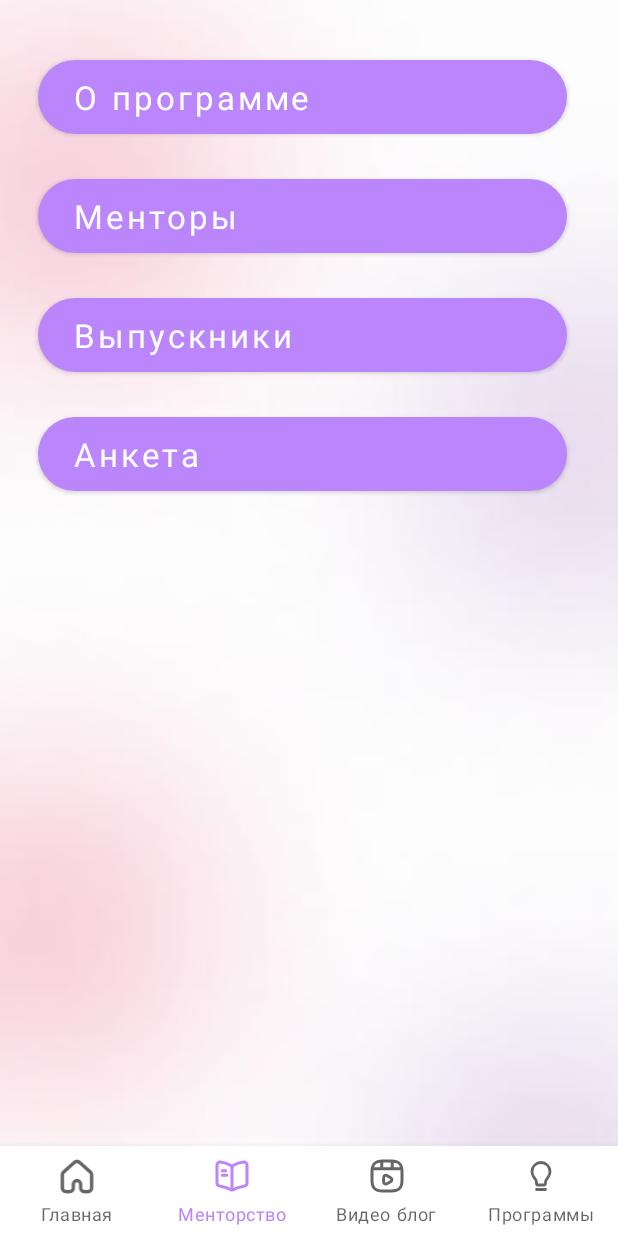
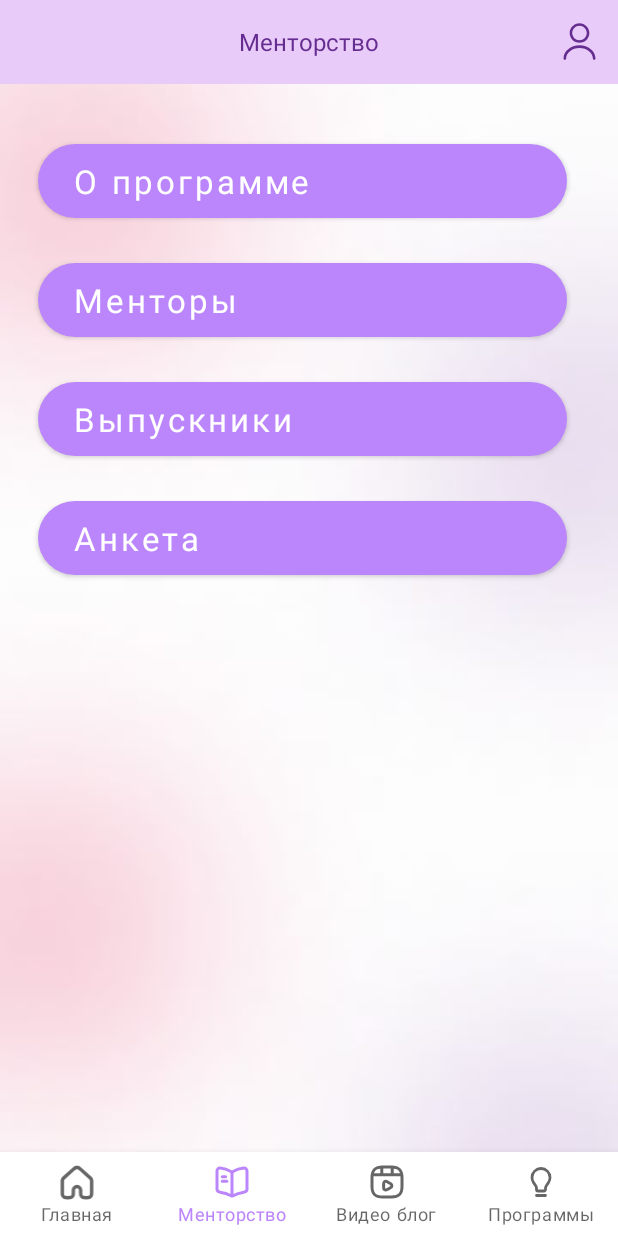
Before and after one commit to arstanrakhmat/girls-for-girls, an Android app: the MainActivity screen opened directly, with no data from a screen before it, item 2 of the bottom bar chosen, on a phone screen of 412 x 824 dp. Run offline under Robolectric (Android 15) with nearby library versions, the phone set to English and light mode, and no system bars; our stand-ins replace navigation-ui; pictures from the network do not load; Roboto replaces fonts that are not available here; 1 statement that could not run was skipped.

Commit message:
Appbar and User fragments added

```diff
--- a/app/src/main/java/com/example/girls4girls/presentation/MainActivity.kt
+++ b/app/src/main/java/com/example/girls4girls/presentation/MainActivity.kt
@@ -1,15 +1,18 @@
 package com.example.girls4girls.presentation
 
 import android.content.pm.ActivityInfo
-import android.media.VolumeShaper
 import androidx.appcompat.app.AppCompatActivity
 import android.os.Bundle
+import android.view.Menu
+import android.view.MenuItem
 import android.view.View
+import androidx.appcompat.widget.Toolbar
 import androidx.navigation.NavController
 import androidx.navigation.NavDestination
 import androidx.navigation.fragment.NavHostFragment
 import androidx.navigation.findNavController
-import androidx.navigation.ui.NavigationUI
+import androidx.navigation.ui.onNavDestinationSelected
+import androidx.navigation.ui.setupActionBarWithNavController
 import androidx.navigation.ui.setupWithNavController
 import com.example.girls4girls.R
 import com.example.girls4girls.databinding.ActivityMainBinding
@@ -19,6 +22,7 @@ class MainActivity : AppCompatActivity() {
     private lateinit var binding: ActivityMainBinding
     private lateinit var navController: NavController
     private lateinit var bottomNavFragments: List<Int>
+    private lateinit var toolbar: Toolbar
 
     override fun onCreate(savedInstanceState: Bundle?) {
         super.onCreate(savedInstanceState)
@@ -31,13 +35,20 @@ class MainActivity : AppCompatActivity() {
         navController = navHostFragment.navController
         bottomNavigationView.setupWithNavController(navController)
 
-        bottomNavFragments = listOf(R.id.homeFragment,
+        //Toolbar
+        toolbar = binding.appbar
+        setSupportActionBar(toolbar)
+        setupActionBarWithNavController(navController)
+
+        bottomNavFragments = listOf(
+            R.id.homeFragment,
             R.id.mentorshipFragment,
             R.id.trainingsListFragment,
-            R.id.videoblogsListFragment)
+            R.id.videoblogsListFragment
+        )
 
         navController.addOnDestinationChangedListener { _, nd: NavDestination, _ ->
-            if (nd.id in bottomNavFragments){
+            if (nd.id in bottomNavFragments) {
                 binding.bottomNavigationView.visibility = View.VISIBLE
                 supportActionBar?.setDisplayHomeAsUpEnabled(false)
             } else {
@@ -47,8 +58,18 @@ class MainActivity : AppCompatActivity() {
         }
 
     }
-    override fun onBackPressed(){
-        if (resources?.configuration?.orientation == LANDSCAPE_SCREEN_ID){
+
+    override fun onCreateOptionsMenu(menu: Menu?): Boolean {
+        menuInflater.inflate(R.menu.toolbar_menu, menu)
+        return true
+    }
+
+    override fun onOptionsItemSelected(item: MenuItem): Boolean {
+        return item.onNavDestinationSelected(navController) || super.onOptionsItemSelected(item)
+    }
+
+    override fun onBackPressed() {
+        if (resources?.configuration?.orientation == LANDSCAPE_SCREEN_ID) {
             requestedOrientation = ActivityInfo.SCREEN_ORIENTATION_PORTRAIT
         } else {
             super.onBackPressed()
--- a/app/src/main/res/layout/activity_main.xml
+++ b/app/src/main/res/layout/activity_main.xml
@@ -7,23 +7,38 @@
     android:background="@drawable/background"
     tools:context=".presentation.MainActivity">
 
+    <com.google.android.material.appbar.MaterialToolbar
+        android:id="@+id/appbar"
+        android:layout_width="match_parent"
+        android:layout_height="?attr/actionBarSize"
+        android:background="#E8CBF8"
+        app:layout_constraintEnd_toEndOf="parent"
+        app:layout_constraintStart_toStartOf="parent"
+        app:layout_constraintTop_toTopOf="parent"
+        app:titleCentered="true"
+        app:titleTextAppearance="@style/ToolbarStyle"
+        app:titleTextColor="#662D91" />
+
     <androidx.fragment.app.FragmentContainerView
         android:id="@+id/fragmentContainer"
-        android:layout_width="match_parent"
-        android:layout_height="match_parent"
         android:name="androidx.navigation.fragment.NavHostFragment"
-        app:navGraph="@navigation/nav_graph"
+        android:layout_width="0dp"
+        android:layout_height="0dp"
         app:defaultNavHost="true"
-        />
+        app:layout_constraintBottom_toTopOf="@+id/bottomNavigationView"
+        app:layout_constraintEnd_toEndOf="parent"
+        app:layout_constraintStart_toStartOf="parent"
+        app:layout_constraintTop_toBottomOf="@+id/appbar"
+        app:navGraph="@navigation/nav_graph" />
 
     <com.google.android.material.bottomnavigation.BottomNavigationView
         android:id="@+id/bottomNavigationView"
         android:layout_width="0dp"
-        android:layout_height="60dp"
+        android:layout_height="wrap_content"
+        app:labelVisibilityMode="labeled"
         app:layout_constraintBottom_toBottomOf="parent"
         app:layout_constraintEnd_toEndOf="parent"
         app:layout_constraintStart_toStartOf="parent"
-        app:labelVisibilityMode="labeled"
-        app:menu="@menu/bottom_nav"/>
+        app:menu="@menu/bottom_nav" />
 
 </androidx.constraintlayout.widget.ConstraintLayout>
--- a/app/src/main/res/layout/fragment_videoblog.xml
+++ b/app/src/main/res/layout/fragment_videoblog.xml
@@ -5,7 +5,6 @@
     android:layout_width="match_parent"
     android:layout_height="match_parent"
     tools:context=".presentation.videoblog.VideoblogFragment">
-
 
     <com.pierfrancescosoffritti.androidyoutubeplayer.core.player.views.YouTubePlayerView
         android:id="@+id/player"
--- /dev/null
+++ b/app/src/main/res/menu/toolbar_menu.xml
@@ -0,0 +1,10 @@
+<?xml version="1.0" encoding="utf-8"?>
+<menu xmlns:android="http://schemas.android.com/apk/res/android"
+    xmlns:app="http://schemas.android.com/apk/res-auto">
+
+    <item
+        android:id="@+id/user_navigation"
+        android:icon="@drawable/user_icon"
+        android:title="@string/user"
+        app:showAsAction="always" />
+</menu>
--- a/app/src/main/res/navigation/home_navigation.xml
+++ b/app/src/main/res/navigation/home_navigation.xml
@@ -3,11 +3,12 @@
     xmlns:app="http://schemas.android.com/apk/res-auto"
     xmlns:tools="http://schemas.android.com/tools"
     android:id="@+id/home_navigation"
+    android:label="@string/bottom_nav_home"
     app:startDestination="@id/homeFragment">
 
     <fragment
         android:id="@+id/homeFragment"
         android:name="com.example.girls4girls.presentation.home.HomeFragment"
-        android:label="fragment_home"
+        android:label="@string/bottom_nav_home"
         tools:layout="@layout/fragment_home" />
 </navigation>
--- a/app/src/main/res/navigation/mentorship_navigation.xml
+++ b/app/src/main/res/navigation/mentorship_navigation.xml
@@ -8,8 +8,8 @@
     <fragment
         android:id="@+id/mentorshipFragment"
         android:name="com.example.girls4girls.presentation.mentorship.MentorshipFragment"
-        android:label="fragment_mentorship"
-        tools:layout="@layout/fragment_mentorship" >
+        android:label="@string/bottom_nav_mentorship"
+        tools:layout="@layout/fragment_mentorship">
         <action
             android:id="@+id/action_mentorshipFragment_to_aboutMentorshipFragment"
             app:destination="@id/aboutMentorshipFragment" />
--- a/app/src/main/res/navigation/nav_graph.xml
+++ b/app/src/main/res/navigation/nav_graph.xml
@@ -8,5 +8,6 @@
     <include app:graph="@navigation/mentorship_navigation" />
     <include app:graph="@navigation/videoblog_navigation" />
     <include app:graph="@navigation/training_navigation" />
+    <include app:graph="@navigation/user_navigation" />
 
 </navigation>
--- a/app/src/main/res/navigation/training_navigation.xml
+++ b/app/src/main/res/navigation/training_navigation.xml
@@ -8,8 +8,8 @@
     <fragment
         android:id="@+id/trainingsListFragment"
         android:name="com.example.girls4girls.presentation.trainingsList.TrainingsListFragment"
-        android:label="fragment_trainings_list"
-        tools:layout="@layout/fragment_trainings_list" >
+        android:label="@string/bottom_nav_trainings"
+        tools:layout="@layout/fragment_trainings_list">
         <action
             android:id="@+id/action_trainingsListFragment_to_trainingFragment"
             app:destination="@id/trainingFragment" />
--- /dev/null
+++ b/app/src/main/res/navigation/user_navigation.xml
@@ -0,0 +1,31 @@
+<?xml version="1.0" encoding="utf-8"?>
+<navigation xmlns:android="http://schemas.android.com/apk/res/android"
+    xmlns:app="http://schemas.android.com/apk/res-auto"
+    xmlns:tools="http://schemas.android.com/tools"
+    android:id="@+id/user_navigation"
+    app:startDestination="@id/userFragment">
+
+
+    <fragment
+        android:id="@+id/userFragment"
+        android:name="com.example.girls4girls.presentation.account.UserFragment"
+        android:label="@string/my_profile"
+        tools:layout="@layout/fragment_user">
+        <action
+            android:id="@+id/action_userFragment_to_myInfoFragment"
+            app:destination="@id/myInfoFragment" />
+        <action
+            android:id="@+id/action_userFragment_to_myApplicationsFragment"
+            app:destination="@id/myApplicationsFragment" />
+    </fragment>
+    <fragment
+        android:id="@+id/myInfoFragment"
+        android:name="com.example.girls4girls.presentation.account.MyInfoFragment"
+        android:label="fragment_my_info"
+        tools:layout="@layout/fragment_my_info" />
+    <fragment
+        android:id="@+id/myApplicationsFragment"
+        android:name="com.example.girls4girls.presentation.account.MyApplicationsFragment"
+        android:label="fragment_my_applications"
+        tools:layout="@layout/fragment_my_applications" />
+</navigation>
--- a/app/src/main/res/navigation/videoblog_navigation.xml
+++ b/app/src/main/res/navigation/videoblog_navigation.xml
@@ -8,7 +8,7 @@
     <fragment
         android:id="@+id/videoblogsListFragment"
         android:name="com.example.girls4girls.presentation.videoblogsList.VideoblogsListFragment"
-        android:label="fragment_videoblogs_list"
+        android:label="@string/bottom_nav_videoblogs"
         tools:layout="@layout/fragment_videoblogs_list">
         <action
             android:id="@+id/action_videoblogsListFragment_to_videoblogFragment"
--- a/app/src/main/res/values/strings.xml
+++ b/app/src/main/res/values/strings.xml
@@ -93,5 +93,7 @@
     <string name="male">Мужской</string>
     <string name="female">Женский</string>
     <string name="leave_as_guest">Остаться гостем</string>
+    <string name="user">User</string>
+    <string name="my_profile">Мой профиль</string>
 
 </resources>
--- a/app/src/main/res/values/style.xml
+++ b/app/src/main/res/values/style.xml
@@ -15,4 +15,9 @@
         <item name="colorAccent">@android:color/holo_green_dark</item>
     </style>
 
+    <style name="ToolbarStyle">
+        <item name="fontFamily">@font/mulish</item>
+        <item name="android:textSize">16sp</item>
+    </style>
+
 </resources>
```
Also changed, not shown: app/src/main/java/com/example/girls4girls/presentation/account/MyApplicationsFragment.kt (added, +22 -0 lines), app/src/main/java/com/example/girls4girls/presentation/account/MyInfoFragment.kt (added, +23 -0 lines), app/src/main/java/com/example/girls4girls/presentation/account/UserFragment.kt (added, +32 -0 lines), app/src/main/res/layout/fragment_my_applications.xml (added, +14 -0 lines), app/src/main/res/layout/fragment_my_info.xml (added, +13 -0 lines), app/src/main/res/layout/fragment_user.xml (added, +13 -0 lines).
